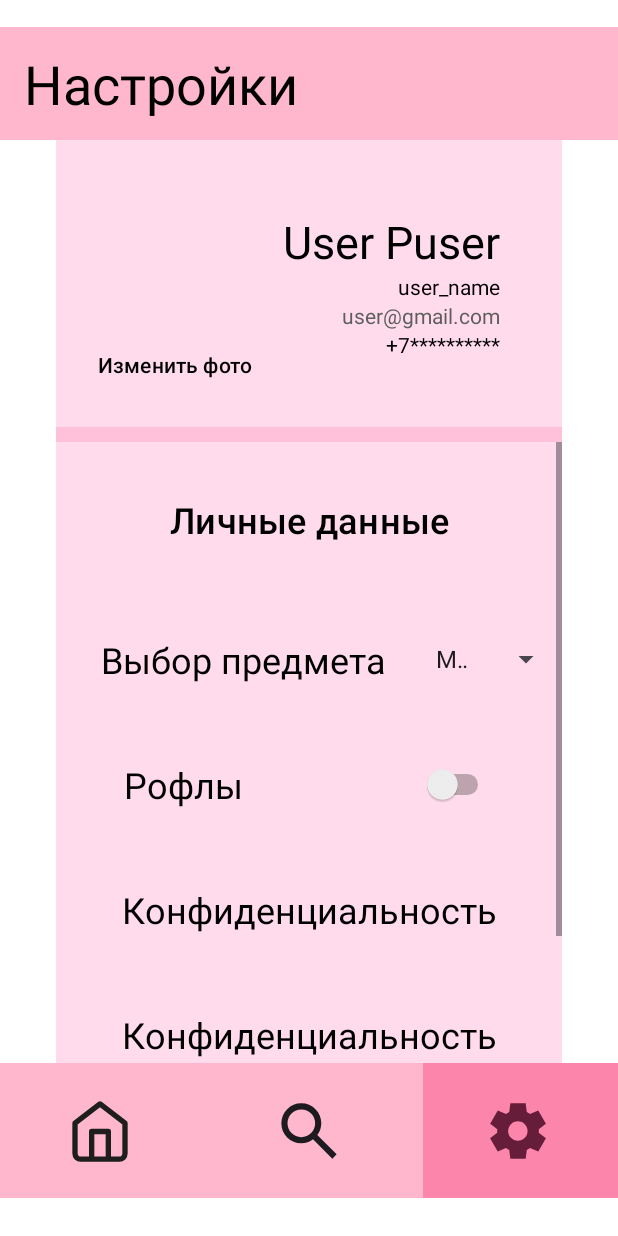
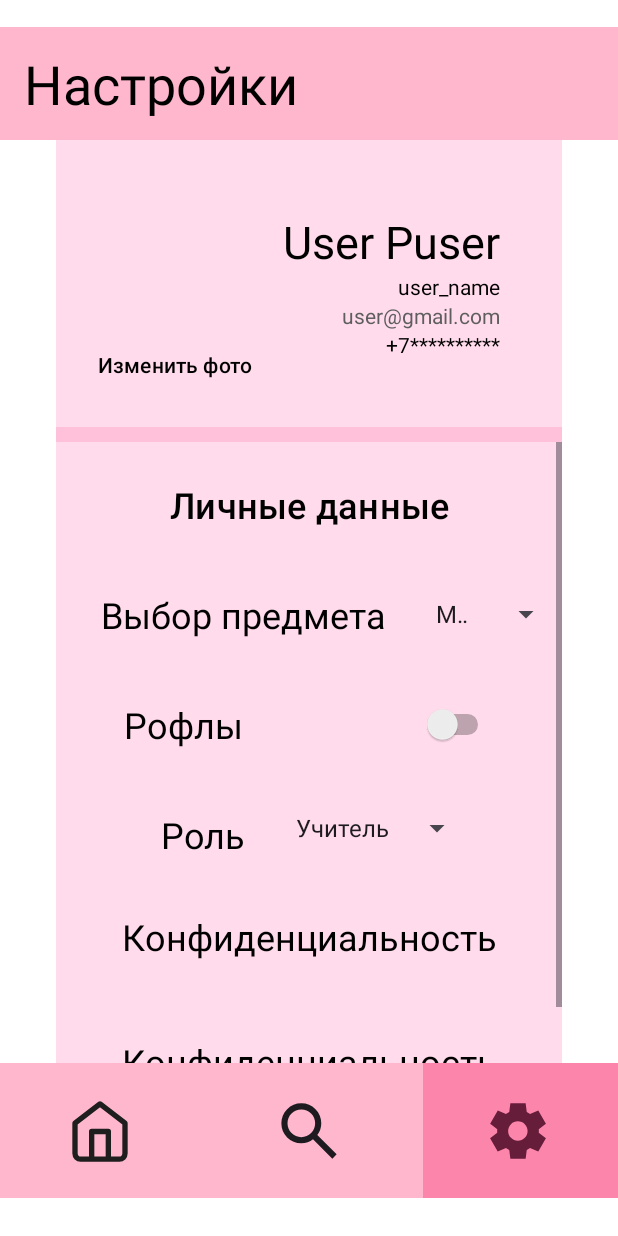
Before and after one commit to elmak2308/Teacher-s-helper, an Android app: the SettingsFragment screen opened through its navigation route, on a phone screen of 412 x 824 dp. Run offline under Robolectric (Android 15) with nearby library versions, the light colour scheme and no system bars.

Commit message:
fkm,b,tu

```diff
--- a/TeachersHelper2/app/src/main/res/layout/fragment_loginparol.xml
+++ b/TeachersHelper2/app/src/main/res/layout/fragment_loginparol.xml
@@ -146,6 +146,20 @@
 <!--            android:textColorHint="#000000"-->
 <!--            android:textColorLink="#000000" />-->
 
+        <CheckBox
+            android:id="@+id/checkBoxTeachersOrNot"
+            android:layout_width="wrap_content"
+            android:layout_height="wrap_content"
+            android:layout_gravity="center"
+            android:padding="10dp"
+            android:textColor="@color/black"
+            android:layout_marginTop="10dp"
+            android:textSize="18sp"
+            android:button="@null"
+            android:drawableBottom="@color/black"
+            android:drawableRight="?android:attr/listChoiceIndicatorMultiple"
+            android:text="Учитель?" />
+
         <Button
             android:id="@+id/parolzabil"
             android:layout_width="wrap_content"
--- a/TeachersHelper2/app/src/main/res/layout/fragment_settings.xml
+++ b/TeachersHelper2/app/src/main/res/layout/fragment_settings.xml
@@ -152,8 +152,8 @@
                     android:layout_width="match_parent"
                     android:layout_height="wrap_content"
                     android:layout_gravity="center_horizontal"
-                    android:layout_marginTop="25dp"
-                    android:layout_marginBottom="25dp"
+                    android:layout_marginTop="15dp"
+                    android:layout_marginBottom="15dp"
                     android:background="#00FFFFFF"
                     android:text="@string/personal_data"
                     android:textAlignment="center"
@@ -164,14 +164,14 @@
                     android:layout_width="match_parent"
                     android:layout_height="wrap_content"
                     android:orientation="horizontal"
+                    android:layout_marginTop="15dp"
+                    android:layout_marginBottom="15dp"
                     android:layout_gravity="center">
 
                     <TextView
                         android:layout_width="wrap_content"
                         android:layout_height="wrap_content"
                         android:layout_gravity="center"
-                        android:layout_marginTop="25dp"
-                        android:layout_marginBottom="25dp"
                         android:layout_marginRight="25dp"
                         android:layout_marginLeft="30dp"
                         android:text="@string/Choose_subject"
@@ -206,22 +206,41 @@
                     tools:ignore="UseSwitchCompatOrMaterialXml" />
 
 
-                <TextView
+                <LinearLayout
                     android:layout_width="match_parent"
                     android:layout_height="wrap_content"
-                    android:layout_gravity="center_horizontal"
-                    android:layout_marginTop="25dp"
-                    android:textColor="@color/black"
-                    android:layout_marginBottom="25dp"
-                    android:text="@string/Confidenshial"
-                    android:textAlignment="center"
-                    android:textSize="24sp" />
+                    android:layout_marginTop="15dp"
+                    android:layout_marginBottom="15dp"
+                    android:orientation="horizontal"
+                    android:layout_gravity="center">
+
+                    <TextView
+                        android:layout_width="wrap_content"
+                        android:layout_height="wrap_content"
+                        android:layout_gravity="right"
+                        android:layout_marginRight="25dp"
+                        android:layout_marginLeft="70dp"
+                        android:text="@string/RoleTeacherOrNot"
+                        android:textAlignment="center"
+                        android:textColor="@color/black"
+                        android:textSize="24sp"
+                        tools:ignore="RtlCompat" />
+
+
+                    <Spinner
+                        android:id="@+id/choose_TeacherOrNot"
+                        android:layout_width="wrap_content"
+                        android:layout_height="wrap_content"
+                        android:layout_gravity="left"
+                        android:entries="@array/TeacherOrNot"/>
+
+                </LinearLayout>
 
                 <TextView
                     android:layout_width="match_parent"
                     android:layout_height="wrap_content"
                     android:layout_gravity="center_horizontal"
-                    android:layout_marginTop="25dp"
+                    android:layout_marginTop="20dp"
                     android:textColor="@color/black"
                     android:layout_marginBottom="25dp"
                     android:text="@string/Confidenshial"
--- a/TeachersHelper2/app/src/main/res/values/strings.xml
+++ b/TeachersHelper2/app/src/main/res/values/strings.xml
@@ -46,6 +46,7 @@
     <string name="mathSubjectLayout">Математика</string>
     <string name="registration">Регистрация</string>
     <string name="parol_padtverditie">Подтвердите пароль</string>
+    <string name="RoleTeacherOrNot">Роль</string>
     <string-array name="Choose_subject_spinner_text">
         <item>Математика</item>
         <item>Русский язык</item>
@@ -68,4 +69,8 @@
         <item>Аккаунт4</item>
         <item>Аккаунт5</item>
     </string-array>
+    <string-array name="TeacherOrNot">
+        <item>Учитель</item>
+        <item>Ученик</item>
+    </string-array>
 </resources>
```
